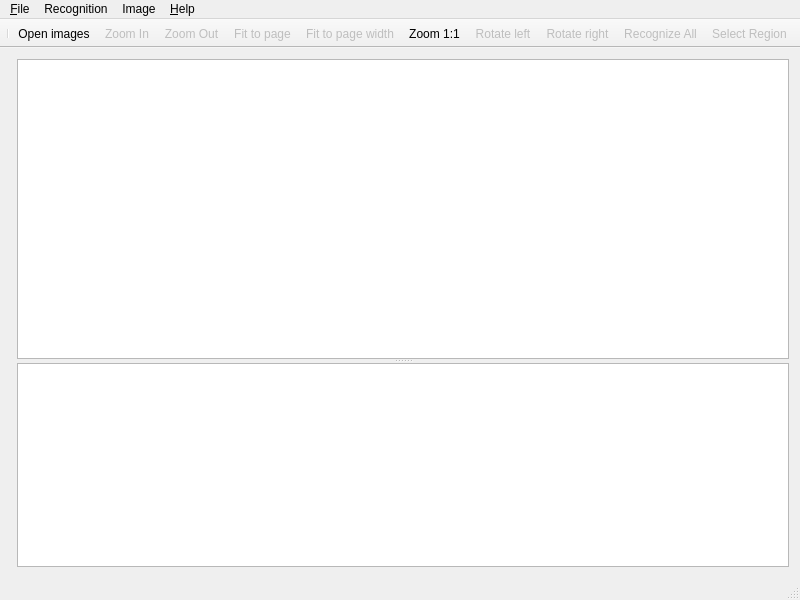
This is gui/mainwindow.ui in uliss/quneiform as Qt 5 draws it before an edit. The edited form follows.
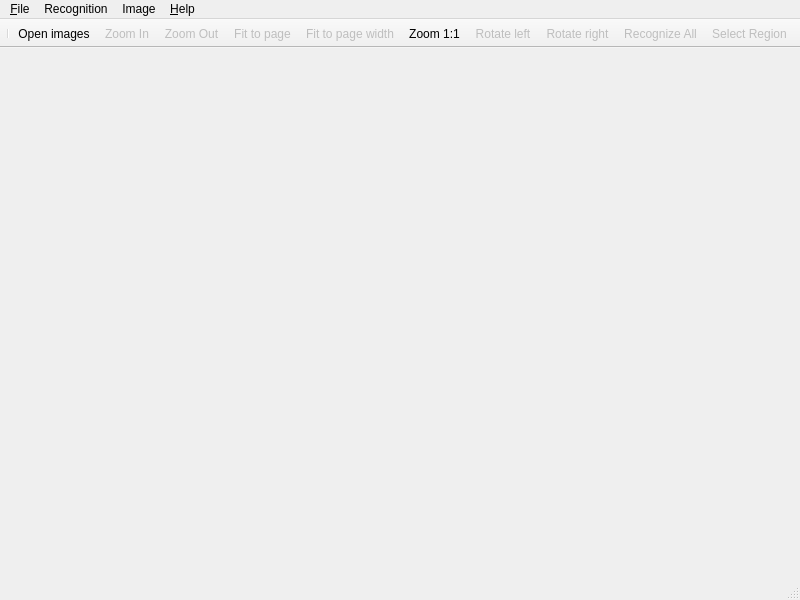
This is the edited form. Icons and pictures are not drawn. Custom widgets are drawn as their Qt base class.

Commit message: ImageWidget class introduced

```diff
--- a/gui/mainwindow.ui
+++ b/gui/mainwindow.ui
@@ -17,45 +17,7 @@
    <iconset resource="resources/cuneiform.qrc">
     <normaloff>:/img/cuneiform_logo_22.png</normaloff>:/img/cuneiform_logo_22.png</iconset>
   </property>
-  <widget class="QWidget" name="centralWidget">
-   <layout class="QHBoxLayout" name="horizontalLayout">
-    <item>
-     <widget class="ThumbnailList" name="thumbs_" native="true"/>
-    </item>
-    <item>
-     <widget class="QSplitter" name="splitter">
-      <property name="enabled">
-       <bool>true</bool>
-      </property>
-      <property name="sizePolicy">
-       <sizepolicy hsizetype="Expanding" vsizetype="Expanding">
-        <horstretch>0</horstretch>
-        <verstretch>0</verstretch>
-       </sizepolicy>
-      </property>
-      <property name="orientation">
-       <enum>Qt::Vertical</enum>
-      </property>
-      <widget class="ImageView" name="image_view_">
-       <property name="enabled">
-        <bool>true</bool>
-       </property>
-       <property name="minimumSize">
-        <size>
-         <width>0</width>
-         <height>300</height>
-        </size>
-       </property>
-      </widget>
-      <widget class="QTextEdit" name="text_view_">
-       <property name="readOnly">
-        <bool>true</bool>
-       </property>
-      </widget>
-     </widget>
-    </item>
-   </layout>
-  </widget>
+  <widget class="QWidget" name="centralWidget"/>
   <widget class="QMenuBar" name="menuBar">
    <property name="geometry">
     <rect>
@@ -302,19 +264,6 @@
   </action>
  </widget>
  <layoutdefault spacing="6" margin="11"/>
- <customwidgets>
-  <customwidget>
-   <class>ThumbnailList</class>
-   <extends>QWidget</extends>
-   <header>thumbnaillist.h</header>
-   <container>1</container>
-  </customwidget>
-  <customwidget>
-   <class>ImageView</class>
-   <extends>QGraphicsView</extends>
-   <header>imageview.h</header>
-  </customwidget>
- </customwidgets>
  <resources>
   <include location="resources/cuneiform.qrc"/>
  </resources>
```
Left out of the diff: 6 changed lines with no effect on the pictures. The commit also changes 10 other files.
